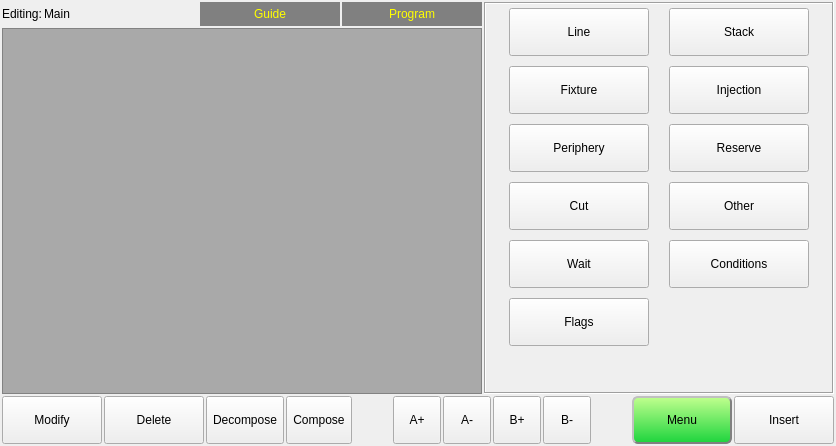
Before: the Qt Designer form hcinstruction/ichcinstructionpageframe.ui in dongdong-2009/3-5AxisRobot, drawn with Qt 5.
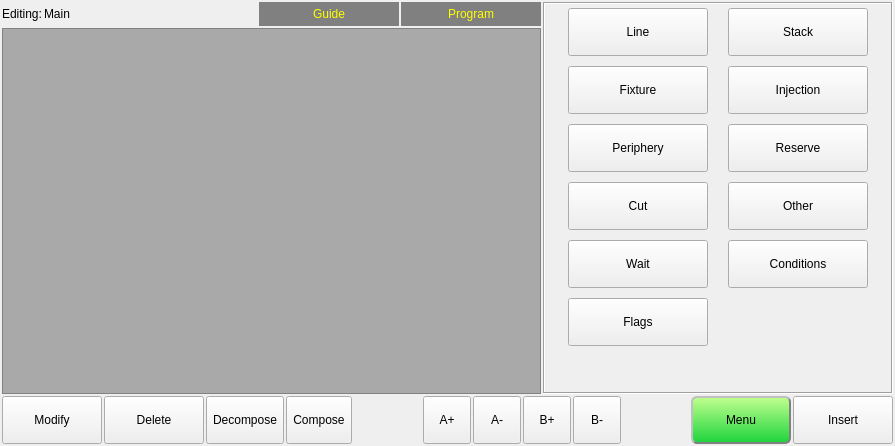
After: the same form once the commit is applied. Icons and pictures are not drawn.

Diff of the .ui file:
```diff
--- a/hcinstruction/ichcinstructionpageframe.ui
+++ b/hcinstruction/ichcinstructionpageframe.ui
@@ -6,7 +6,7 @@
    <rect>
     <x>0</x>
     <y>0</y>
-    <width>836</width>
+    <width>895</width>
     <height>446</height>
    </rect>
   </property>
@@ -966,12 +966,6 @@
          <height>32</height>
         </size>
        </property>
-       <property name="toolButtonStyle">
-        <enum>Qt::ToolButtonTextBesideIcon</enum>
-       </property>
-       <property name="arrowType">
-        <enum>Qt::NoArrow</enum>
-       </property>
       </widget>
      </item>
      <item>
```
